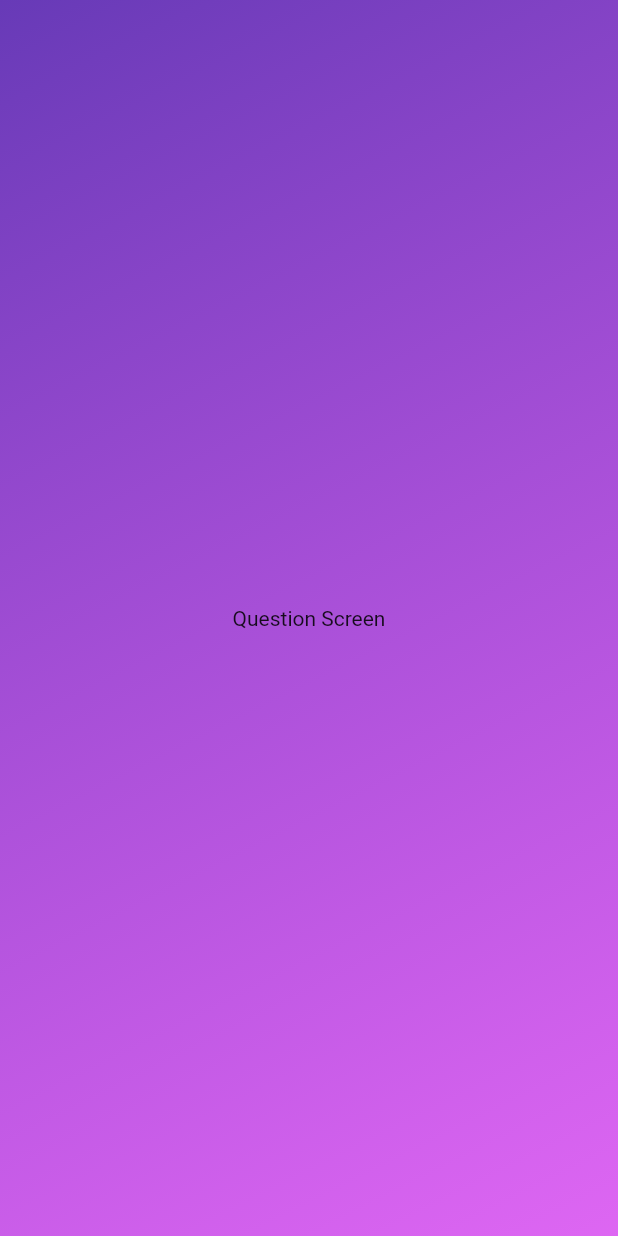
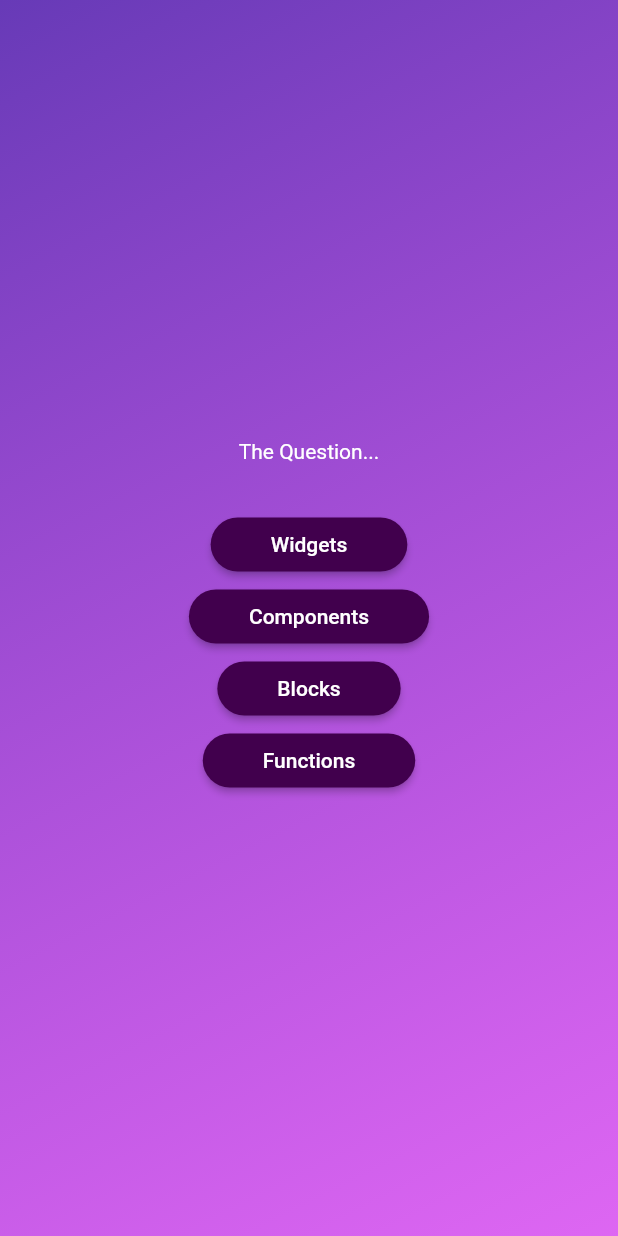
Before and after one commit to bima-taruna/QuizAppFlutter, a Flutter app: the screen it shows after launch, after a tap on "Start Quiz!", on a phone screen of 412 x 824 dp. Run offline on Flutter 3.47's test engine with Material 2 defaults, Android fonts, the phone set to English and light mode, and no system bars.

Commit message:
loop dummy data to reusable component

```diff
--- /dev/null
+++ b/lib/components/answer_button.dart
@@ -0,0 +1,22 @@
+import 'package:flutter/material.dart';
+
+class AnswerButton extends StatelessWidget {
+  const AnswerButton(
+      {super.key, required this.answerText, required this.onTap});
+
+  final String answerText;
+  final void Function() onTap;
+
+  @override
+  Widget build(BuildContext context) {
+    return ElevatedButton(
+        onPressed: onTap,
+        style: ElevatedButton.styleFrom(
+            padding: const EdgeInsets.symmetric(vertical: 10, horizontal: 40),
+            backgroundColor: const Color.fromARGB(255, 65, 0, 77),
+            foregroundColor: Colors.white,
+            shape: RoundedRectangleBorder(
+                borderRadius: BorderRadius.circular(40))),
+        child: Text(answerText));
+  }
+}
--- a/lib/question_screen.dart
+++ b/lib/question_screen.dart
@@ -1,3 +1,5 @@
+import 'package:first_project/components/answer_button.dart';
+import 'package:first_project/data/questions.dart';
 import 'package:flutter/material.dart';
 
 class QuestionScreen extends StatefulWidget {
@@ -10,10 +12,24 @@ class QuestionScreen extends StatefulWidget {
 }
 
 class _QuestionScreenState extends State<QuestionScreen> {
+  final currentQuestion = questions[0];
+
   @override
   Widget build(context) {
-    return const Center(
-      child: Text("Question Screen"),
+    return SizedBox(
+      width: double.infinity,
+      child: Column(
+        mainAxisAlignment: MainAxisAlignment.center,
+        children: [
+          const Text(
+            'The Question...',
+            style: TextStyle(color: Colors.white),
+          ),
+          const SizedBox(height: 30),
+          ...currentQuestion.answers
+              .map((e) => AnswerButton(answerText: e, onTap: () {}))
+        ],
+      ),
     );
   }
 }
```
